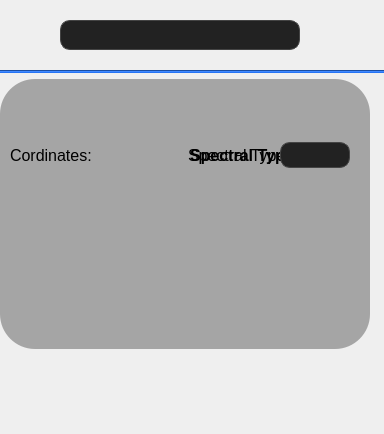
Qt form infobox.ui (WilleGyr/AstroNav) before a commit.
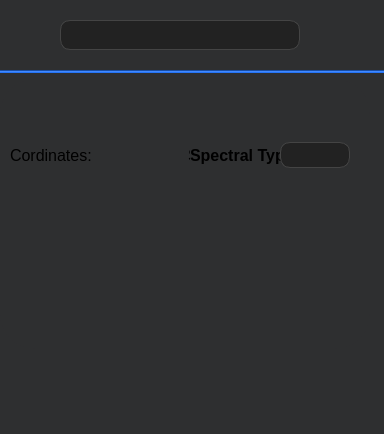
The same form after that commit. Icons and pictures are not drawn.

Patch:
```diff
--- a/infobox.ui
+++ b/infobox.ui
@@ -18,6 +18,9 @@
   <property name="windowTitle">
    <string>Form</string>
   </property>
+  <property name="styleSheet">
+   <string notr="true">background-color: rgb(46, 47, 48)</string>
+  </property>
   <widget class="QWidget" name="gridLayoutWidget">
    <property name="geometry">
     <rect>
@@ -134,7 +137,7 @@
     </rect>
    </property>
    <property name="styleSheet">
-    <string notr="true">background-color:rgba(90,90,90,0.5);
+    <string notr="true">background-color: rgba(46, 47, 48,0.5);
 border-radius: 35px;
 padding: 5px;</string>
    </property>
```
